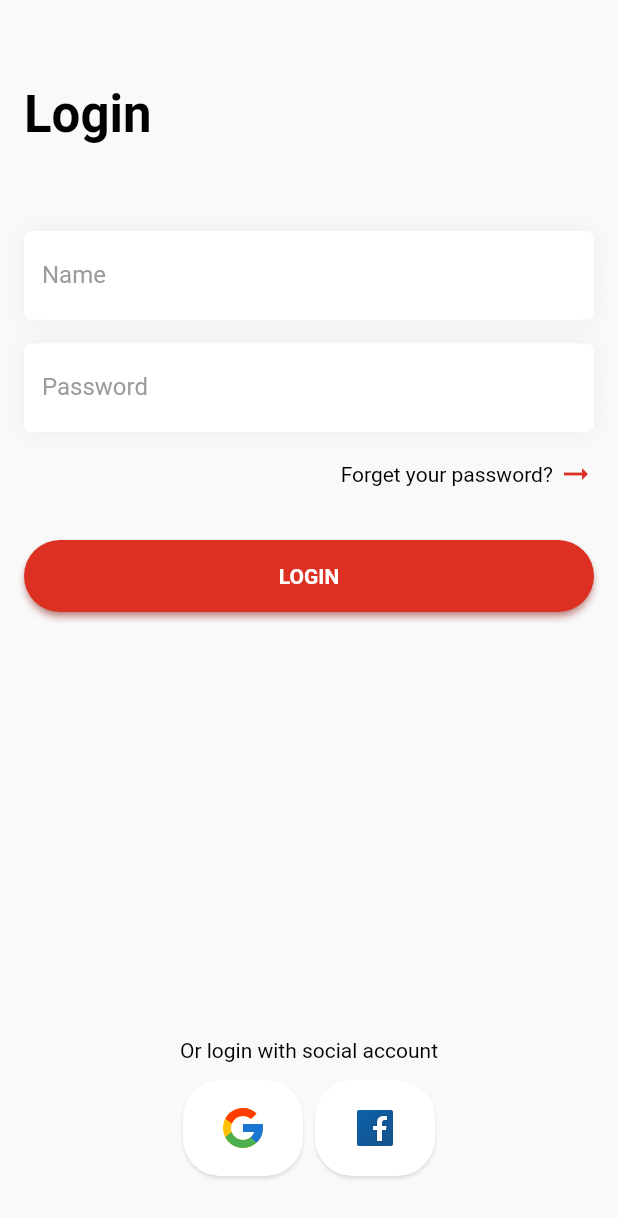
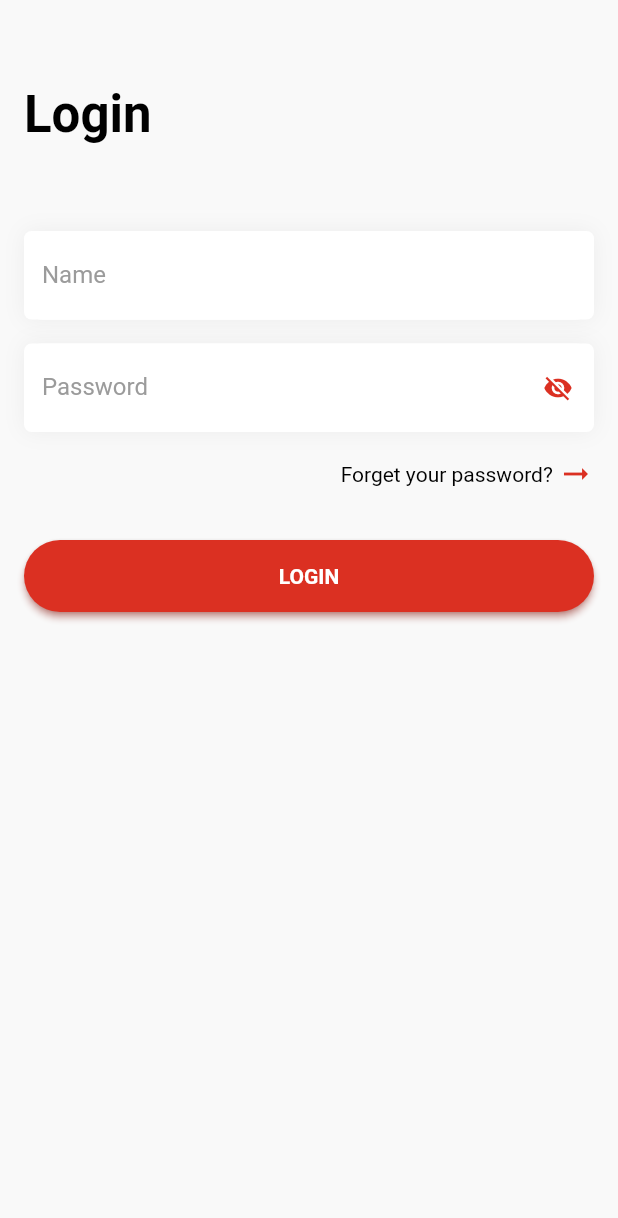
Before and after one commit to WeiJie22/drone4u-app, a Flutter app: the screen it shows after launch, on a phone screen of 412 x 824 dp. Shown: the top 1218 px of the screen. Run offline on Flutter 3.47's test engine with Material 2 defaults, Android fonts, the phone set to English and light mode, and no system bars; our stand-ins replace flutter_svg.

Commit message:
solve merge conflict

```diff
--- a/lib/components/d4uScaffold.dart
+++ b/lib/components/d4uScaffold.dart
@@ -38,9 +38,10 @@ class D4uScaffold extends StatefulWidget {
 class _D4uScaffoldState extends State<D4uScaffold> {
   @override
   Widget build(BuildContext context) {
-    return Scaffold(
+    return GestureDetector(
+      onTap: () => FocusManager.instance.primaryFocus?.unfocus(),
+      child: Scaffold(
         backgroundColor: d4uBackground,
-      bottomNavigationBar: widget.bottomNavigationBarWidget,
         body: CustomScrollView(
           slivers: [
             widget.appBar ??
@@ -75,6 +76,7 @@ class _D4uScaffoldState extends State<D4uScaffold> {
             )
           ],
         ),
+      ),
     );
   }
 }
--- a/lib/components/d4uTextField.dart
+++ b/lib/components/d4uTextField.dart
@@ -9,22 +9,38 @@ class D4uTextField extends StatefulWidget {
     this.borderRadius,
     this.padding = D4uPadding.containerCenter,
     this.keyboardType,
+    this.obscureText = false,
+    this.maxLines,
   }) : super(key: key);
 
   String? placeHolder;
-  Icon? suffixIcon;
+  IconButton? suffixIcon;
   double? borderRadius;
   EdgeInsets padding;
   Color? focusedBorderColor;
   TextInputType? keyboardType;
+  bool obscureText;
+  int? maxLines;
 
   @override
   State<D4uTextField> createState() => _D4uTextFieldState();
 }
 
 class _D4uTextFieldState extends State<D4uTextField> {
-  FocusNode focusNode = FocusNode();
+  late FocusNode focusNode;
   Color borderColor = d4uGray;
+
+  @override
+  void initState() {
+    focusNode = FocusNode();
+    super.initState();
+  }
+
+  @override
+  void dispose() {
+    super.dispose();
+    focusNode.dispose();
+  }
 
   @override
   Widget build(BuildContext context) {
@@ -43,10 +59,12 @@ class _D4uTextFieldState extends State<D4uTextField> {
           ],
         ),
         child: TextField(
+          obscureText: widget.obscureText,
           keyboardType: widget.keyboardType,
           cursorColor: Colors.black,
           cursorWidth: 1,
           focusNode: focusNode,
+          maxLines: widget.obscureText ? 1 : widget.maxLines,
           decoration: InputDecoration(
             labelText: widget.placeHolder,
             labelStyle: const TextStyle(color: d4uGray),
--- a/lib/screens/d4uLoginScreen.dart
+++ b/lib/screens/d4uLoginScreen.dart
@@ -16,6 +16,7 @@ class D4uLoginScreen extends StatefulWidget {
 }
 
 class _D4uLoginScreenState extends State<D4uLoginScreen> {
+  bool _isObscure = true;
   @override
   Widget build(BuildContext context) {
     return D4uScaffold(
@@ -35,6 +36,20 @@ class _D4uLoginScreenState extends State<D4uLoginScreen> {
           ),
           D4uTextField(
             placeHolder: 'Password',
+            obscureText: _isObscure,
+            suffixIcon: IconButton(
+              splashRadius: 1,
+              icon: Icon(
+                _isObscure ? Icons.visibility_off : Icons.visibility,
+                color: d4uPrimaryColor,
+                size: 20,
+              ),
+              onPressed: () {
+                setState(() {
+                  _isObscure = !_isObscure;
+                });
+              },
+            ),
           ),
           D4uLoginSubText(
             text: 'Forget your password? ',
```
Lines whose indentation alone changed are shown as unchanged.
